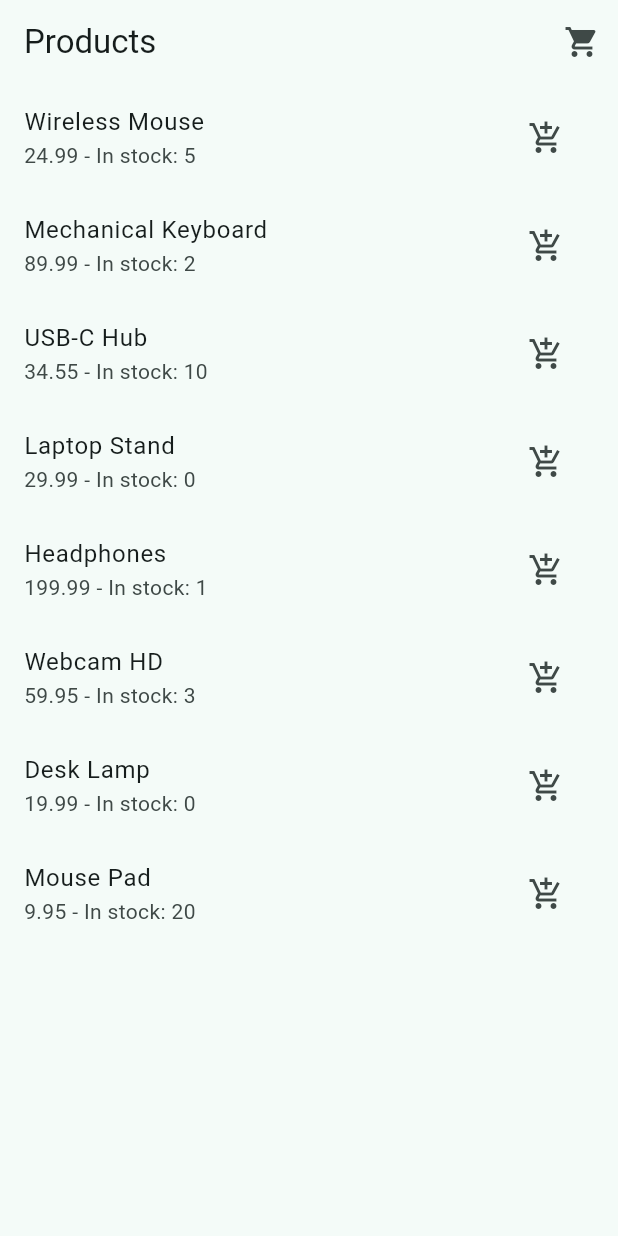
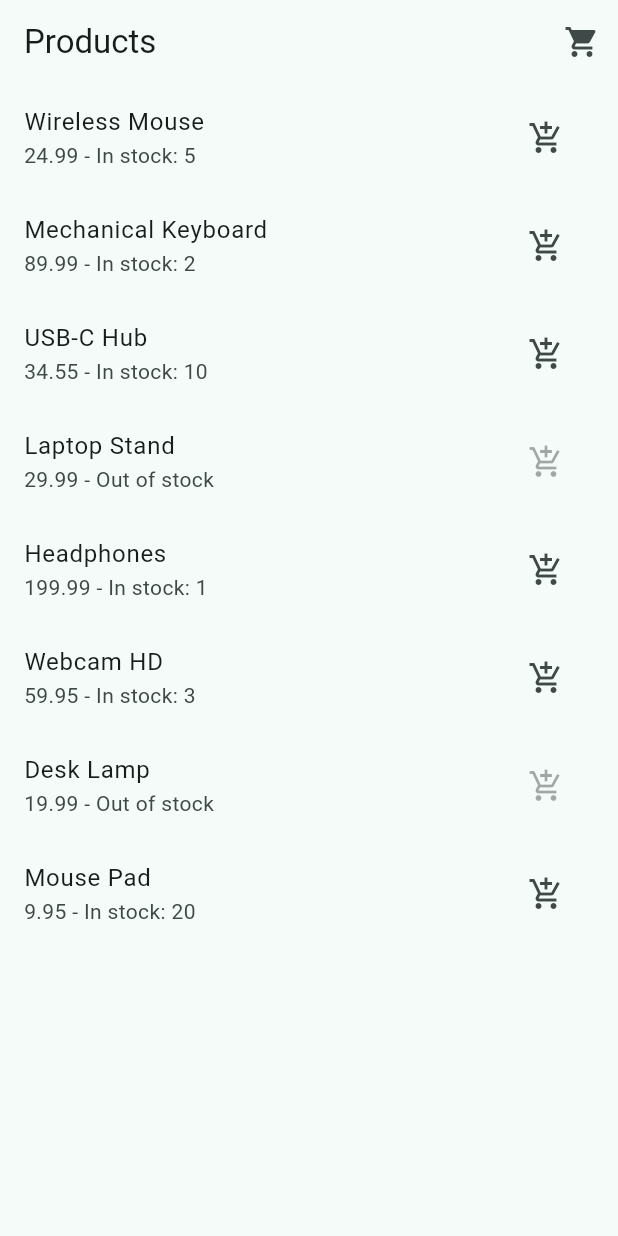
Before and after one commit to paulkavule/Flutter-Interview, a Flutter app: the screen it shows after launch, on a phone screen of 412 x 824 dp. Run offline on Flutter 3.47's test engine with Material 3 defaults, Android fonts, the phone set to English and light mode, and no system bars.

Commit message:
feat(cart): provide cart state and add products with badge

```diff
--- a/lib/main.dart
+++ b/lib/main.dart
@@ -1,6 +1,8 @@
 import 'package:flutter/material.dart';
+import 'package:provider/provider.dart';
 
 import 'screens/product_list_screen.dart';
+import 'state/cart_model.dart';
 
 void main() {
   runApp(const ShoppingCartApp());
@@ -11,10 +13,13 @@ class ShoppingCartApp extends StatelessWidget {
 
   @override
   Widget build(BuildContext context) {
-    return MaterialApp(
-      title: 'Shopping Cart',
-      theme: ThemeData(colorSchemeSeed: Colors.teal),
-      home: const ProductListScreen(),
+    return ChangeNotifierProvider(
+      create: (_) => CartModel(),
+      child: MaterialApp(
+        title: 'Shopping Cart',
+        theme: ThemeData(colorSchemeSeed: Colors.teal),
+        home: const ProductListScreen(),
+      ),
     );
   }
 }
--- a/lib/screens/product_list_screen.dart
+++ b/lib/screens/product_list_screen.dart
@@ -1,10 +1,11 @@
 import 'package:flutter/material.dart';
+import 'package:provider/provider.dart';
 
 import '../data/product.dart';
 import '../data/products.dart';
+import '../state/cart_model.dart';
 import 'cart_screen.dart';
 
-/// Scaffolding only. Implement the cart behaviour described in README.md.
 class ProductListScreen extends StatelessWidget {
   const ProductListScreen({super.key});
 
@@ -13,34 +14,66 @@ class ProductListScreen extends StatelessWidget {
     return Scaffold(
       appBar: AppBar(
         title: const Text('Products'),
-        actions: [
-          IconButton(
-            // TODO: show the cart badge.
-            icon: const Icon(Icons.shopping_cart),
+        actions: const [_CartButton()],
+      ),
+      body: ListView.builder(
+        itemCount: sampleProducts.length,
+        itemBuilder: (context, index) =>
+            _ProductTile(product: sampleProducts[index]),
+      ),
+    );
+  }
+}
+
+class _CartButton extends StatelessWidget {
+  const _CartButton();
+
+  @override
+  Widget build(BuildContext context) {
+    final itemCount = context.select<CartModel, int>((cart) => cart.itemCount);
+
+    return IconButton(
+      tooltip: 'Cart',
+      icon: Badge(
+        isLabelVisible: itemCount > 0,
+        label: Text('$itemCount'),
+        child: const Icon(Icons.shopping_cart),
+      ),
       onPressed: () => Navigator.of(context).push(
         MaterialPageRoute<void>(builder: (_) => const CartScreen()),
       ),
-          ),
-        ],
-      ),
-      body: ListView.builder(
-        itemCount: sampleProducts.length,
-        itemBuilder: (context, index) {
-          final product = sampleProducts[index];
+    );
+  }
+}
+
+class _ProductTile extends StatelessWidget {
+  const _ProductTile({required this.product});
+
+  final Product product;
+
+  @override
+  Widget build(BuildContext context) {
+    final quantity =
+        context.select<CartModel, int>((cart) => cart.quantityOf(product));
+    final canAdd =
+        context.select<CartModel, bool>((cart) => cart.canIncrement(product));
+    final outOfStock = product.availableStock == 0;
+
     return ListTile(
       title: Text(product.name),
       subtitle: Text(
         '${formatPrice(product.priceInMinorUnits)} - '
-              'In stock: ${product.availableStock}',
+        '${outOfStock ? 'Out of stock' : 'In stock: ${product.availableStock}'}'
+        '${quantity > 0 ? ' - In cart: $quantity' : ''}',
       ),
       trailing: IconButton(
+        tooltip: outOfStock
+            ? 'Out of stock'
+            : canAdd
+                ? 'Add to cart'
+                : 'Maximum quantity in cart',
         icon: const Icon(Icons.add_shopping_cart),
-              onPressed: () {
-                // TODO: add to cart.
-              },
-            ),
-          );
-        },
+        onPressed: canAdd ? () => context.read<CartModel>().add(product) : null,
       ),
     );
   }
```
Lines whose indentation alone changed are shown as unchanged.
